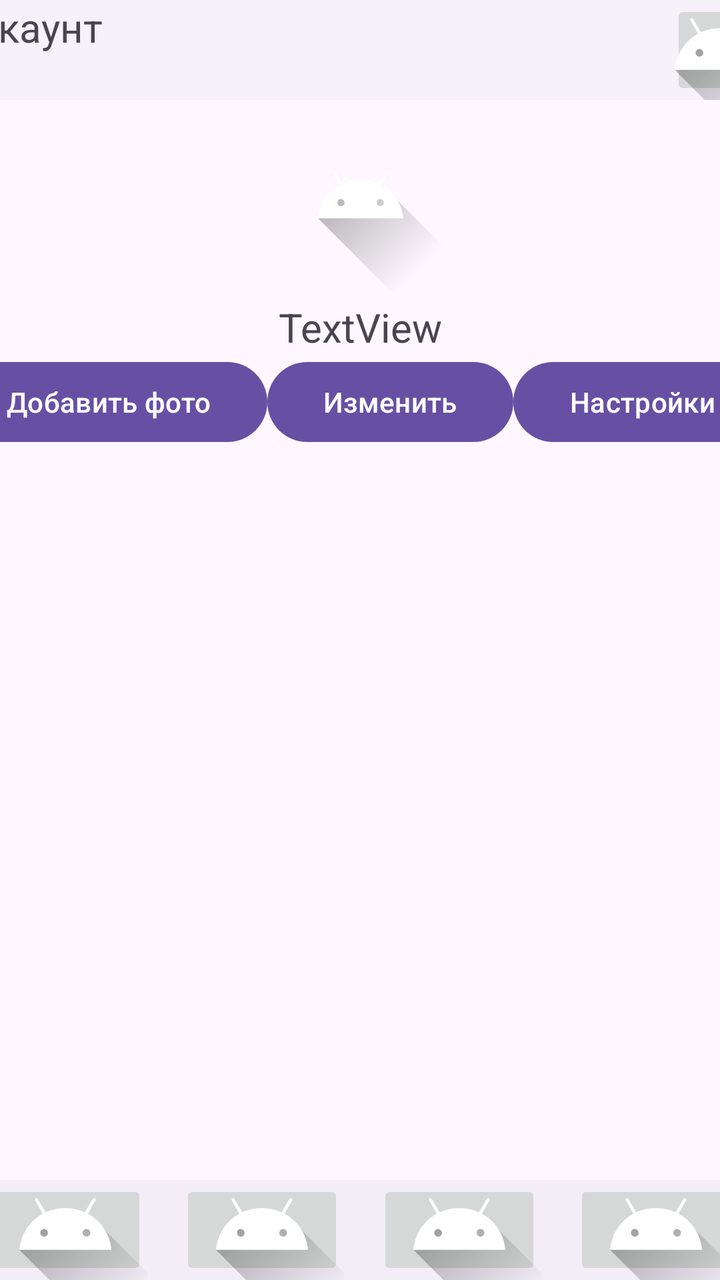
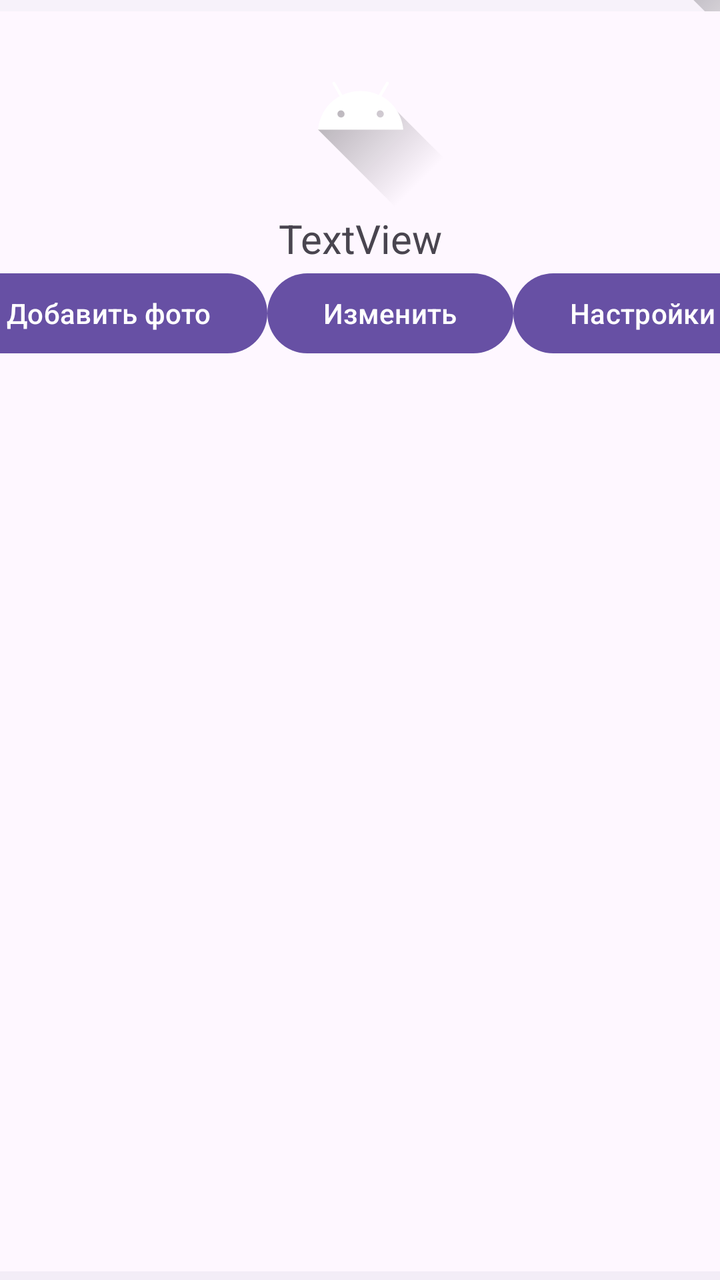

Compare the two renders of this Android layout. The source of the first and the diff that turns it into the second are given below.
<!-- AndroidManifest.xml: application theme Theme.Project1 -->
<!-- res/layout/activity_account_info.xml -->
<?xml version="1.0" encoding="utf-8"?>
<androidx.constraintlayout.widget.ConstraintLayout xmlns:android="http://schemas.android.com/apk/res/android"
    xmlns:app="http://schemas.android.com/apk/res-auto"
    xmlns:tools="http://schemas.android.com/tools"
    android:id="@+id/main"
    android:layout_width="match_parent"
    android:layout_height="match_parent"
    tools:context=".Account_info">

    <ScrollView
        android:id="@+id/scrollView2"
        android:layout_width="410dp"
        android:layout_height="630dp"
        app:layout_constraintEnd_toEndOf="parent"
        app:layout_constraintStart_toStartOf="parent"
        app:layout_constraintTop_toBottomOf="@+id/navigationView">

        <androidx.constraintlayout.widget.ConstraintLayout
            android:layout_width="match_parent"
            android:layout_height="wrap_content">

            <ImageView
                android:id="@+id/imageView3"
                android:layout_width="100dp"
                android:layout_height="100dp"
                app:layout_constraintBottom_toTopOf="@+id/textView8"
                app:layout_constraintEnd_toEndOf="parent"
                app:layout_constraintStart_toStartOf="parent"
                app:layout_constraintTop_toTopOf="parent"
                app:srcCompat="@drawable/ic_launcher_foreground" />

            <TextView
                android:id="@+id/textView8"
                android:layout_width="wrap_content"
                android:layout_height="wrap_content"
                android:text="TextView"
                android:textSize="20sp"
                app:layout_constraintBottom_toTopOf="@+id/linearLayout"
                app:layout_constraintEnd_toEndOf="parent"
                app:layout_constraintStart_toStartOf="parent"
                app:layout_constraintTop_toBottomOf="@+id/imageView3" />

            <LinearLayout
                android:id="@+id/linearLayout"
                android:layout_width="match_parent"
                android:layout_height="match_parent"
                android:orientation="horizontal"
                app:layout_constraintEnd_toEndOf="parent"
                app:layout_constraintHorizontal_bias="0.0"
                app:layout_constraintStart_toStartOf="parent"
                app:layout_constraintTop_toBottomOf="@+id/textView8">

                <Button
                    android:id="@+id/button_photo_add"
                    android:layout_width="wrap_content"
                    android:layout_height="wrap_content"
                    android:layout_weight="1"
                    android:text="Добавить фото" />

                <Button
                    android:id="@+id/button_change"
                    android:layout_width="wrap_content"
                    android:layout_height="wrap_content"
                    android:layout_weight="1"
                    android:text="Изменить" />

                <Button
                    android:id="@+id/button_settings"
                    android:layout_width="wrap_content"
                    android:layout_height="wrap_content"
                    android:layout_weight="1"
                    android:text="Настройки" />
            </LinearLayout>
        </androidx.constraintlayout.widget.ConstraintLayout>
    </ScrollView>

    <com.google.android.material.navigation.NavigationView
        android:id="@+id/navigationView"
        android:layout_width="410dp"
        android:layout_height="50dp"
        app:layout_constraintEnd_toEndOf="parent"
        app:layout_constraintStart_toStartOf="parent"
        app:layout_constraintTop_toTopOf="parent">

        <androidx.constraintlayout.widget.ConstraintLayout
            android:layout_width="match_parent"
            android:layout_height="match_parent">

            <TextView
                android:id="@+id/textView5"
                android:layout_width="wrap_content"
                android:layout_height="50dp"
                android:text="Аккаунт"
                android:textSize="20sp"
                app:layout_constraintBottom_toBottomOf="parent"
                app:layout_constraintStart_toStartOf="parent"
                app:layout_constraintTop_toTopOf="parent" />

            <ImageButton
                android:id="@+id/Button_3points"
                android:layout_width="50dp"
                android:layout_height="wrap_content"
                app:layout_constraintBottom_toBottomOf="parent"
                app:layout_constraintEnd_toEndOf="parent"
                app:layout_constraintTop_toTopOf="parent"
                app:srcCompat="@drawable/ic_launcher_foreground" />
        </androidx.constraintlayout.widget.ConstraintLayout>
    </com.google.android.material.navigation.NavigationView>

    <com.google.android.material.bottomnavigation.BottomNavigationView
        android:id="@+id/bottomNavigationView"
        android:layout_width="410dp"
        android:layout_height="50dp"
        app:layout_constraintBottom_toBottomOf="parent"
        app:layout_constraintEnd_toEndOf="parent"
        app:layout_constraintStart_toStartOf="parent">

        <androidx.constraintlayout.widget.ConstraintLayout
            android:layout_width="match_parent"
            android:layout_height="match_parent">

            <ImageButton
                android:id="@+id/menu_button_osnova"
                android:layout_width="82dp"
                android:layout_height="wrap_content"
                android:onClick="Osnova_Click"
                app:layout_constraintBottom_toBottomOf="parent"
                app:layout_constraintEnd_toStartOf="@+id/menu_button_search"
                app:layout_constraintHorizontal_bias="0.291"
                app:layout_constraintStart_toStartOf="parent"
                app:layout_constraintTop_toTopOf="parent"
                app:layout_constraintVertical_bias="0.0"
                app:srcCompat="@drawable/ic_launcher_foreground" />

            <ImageButton
                android:id="@+id/menu_button_search"
                android:layout_width="82dp"
                android:layout_height="wrap_content"
                android:onClick="Search_Click"
                app:layout_constraintBottom_toBottomOf="parent"
                app:layout_constraintEnd_toStartOf="@+id/button_menu"
                app:layout_constraintStart_toEndOf="@+id/menu_button_osnova"
                app:layout_constraintTop_toTopOf="parent"
                app:layout_constraintVertical_bias="0.0"
                app:srcCompat="@drawable/ic_launcher_foreground" />

            <ImageButton
                android:id="@+id/button_menu"
                android:layout_width="82dp"
                android:layout_height="wrap_content"
                android:onClick="Menu_Click"
                app:layout_constraintBottom_toBottomOf="parent"
                app:layout_constraintEnd_toStartOf="@+id/button_account_info"
                app:layout_constraintStart_toEndOf="@+id/menu_button_search"
                app:layout_constraintTop_toTopOf="parent"
                app:layout_constraintVertical_bias="0.0"
                app:srcCompat="@drawable/ic_launcher_foreground" />

            <ImageButton
                android:id="@+id/button_account_info"
                android:layout_width="82dp"
                android:layout_height="wrap_content"
                app:layout_constraintBottom_toBottomOf="parent"
                app:layout_constraintEnd_toEndOf="parent"
                app:layout_constraintStart_toEndOf="@+id/button_menu"
                app:layout_constraintTop_toTopOf="parent"
                app:layout_constraintVertical_bias="1.0"
                app:srcCompat="@drawable/ic_launcher_foreground" />
        </androidx.constraintlayout.widget.ConstraintLayout>
    </com.google.android.material.bottomnavigation.BottomNavigationView>

</androidx.constraintlayout.widget.ConstraintLayout>
<!-- resources referenced by this layout -->
<resources>
  <!-- drawable ic_launcher_foreground (drawable) -->
  <vector xmlns:android="http://schemas.android.com/apk/res/android"
      xmlns:aapt="http://schemas.android.com/aapt"
      android:width="108dp"
      android:height="108dp"
      android:viewportWidth="108"
      android:viewportHeight="108">
      <path android:pathData="M31,63.928c0,0 6.4,-11 12.1,-13.1c7.2,-2.6 26,-1.4 26,-1.4l38.1,38.1L107,108.928l-32,-1L31,63.928z">
          <aapt:attr name="android:fillColor">
              <gradient
                  android:endX="85.84757"
                  android:endY="92.4963"
                  android:startX="42.9492"
                  android:startY="49.59793"
                  android:type="linear">
                  <item
                      android:color="#44000000"
                      android:offset="0.0" />
                  <item
                      android:color="#00000000"
                      android:offset="1.0" />
              </gradient>
          </aapt:attr>
      </path>
      <path
          android:fillColor="#FFFFFF"
          android:fillType="nonZero"
          android:pathData="M65.3,45.828l3.8,-6.6c0.2,-0.4 0.1,-0.9 -0.3,-1.1c-0.4,-0.2 -0.9,-0.1 -1.1,0.3l-3.9,6.7c-6.3,-2.8 -13.4,-2.8 -19.7,0l-3.9,-6.7c-0.2,-0.4 -0.7,-0.5 -1.1,-0.3C38.8,38.328 38.7,38.828 38.9,39.228l3.8,6.6C36.2,49.428 31.7,56.028 31,63.928h46C76.3,56.028 71.8,49.428 65.3,45.828zM43.4,57.328c-0.8,0 -1.5,-0.5 -1.8,-1.2c-0.3,-0.7 -0.1,-1.5 0.4,-2.1c0.5,-0.5 1.4,-0.7 2.1,-0.4c0.7,0.3 1.2,1 1.2,1.8C45.3,56.528 44.5,57.328 43.4,57.328L43.4,57.328zM64.6,57.328c-0.8,0 -1.5,-0.5 -1.8,-1.2s-0.1,-1.5 0.4,-2.1c0.5,-0.5 1.4,-0.7 2.1,-0.4c0.7,0.3 1.2,1 1.2,1.8C66.5,56.528 65.6,57.328 64.6,57.328L64.6,57.328z"
          android:strokeWidth="1"
          android:strokeColor="#00000000" />
  </vector>
  <style name="Theme.Project1" parent="Base.Theme.Project1" />
  <style name="Base.Theme.Project1" parent="Theme.Material3.DayNight.NoActionBar">
          
          
      </style>
</resources>

<!-- the commit's change to res/layout/activity_account_info.xml (unified diff, before → after) -->
@@ -11,6 +11,9 @@
         android:id="@+id/scrollView2"
         android:layout_width="410dp"
         android:layout_height="630dp"
+        android:layout_marginStart="20dp"
+        android:layout_marginEnd="20dp"
+        app:layout_constraintBottom_toTopOf="@+id/AI_ButtomNav"
         app:layout_constraintEnd_toEndOf="parent"
         app:layout_constraintStart_toStartOf="parent"
         app:layout_constraintTop_toBottomOf="@+id/navigationView">
@@ -78,6 +81,9 @@
         android:id="@+id/navigationView"
         android:layout_width="410dp"
         android:layout_height="50dp"
+        android:layout_marginStart="20dp"
+        android:layout_marginEnd="20dp"
+        app:layout_constraintBottom_toTopOf="@+id/scrollView2"
         app:layout_constraintEnd_toEndOf="parent"
         app:layout_constraintStart_toStartOf="parent"
         app:layout_constraintTop_toTopOf="parent">
@@ -108,63 +114,57 @@
     </com.google.android.material.navigation.NavigationView>
 
     <com.google.android.material.bottomnavigation.BottomNavigationView
-        android:id="@+id/bottomNavigationView"
-        android:layout_width="410dp"
-        android:layout_height="50dp"
+        android:id="@+id/AI_ButtomNav"
+        android:layout_width="409dp"
+        android:layout_height="49dp"
         app:layout_constraintBottom_toBottomOf="parent"
         app:layout_constraintEnd_toEndOf="parent"
-        app:layout_constraintStart_toStartOf="parent">
+        app:layout_constraintHorizontal_bias="1.0"
+        app:layout_constraintStart_toStartOf="parent"
+        app:layout_constraintTop_toBottomOf="@+id/scrollView2">
 
         <androidx.constraintlayout.widget.ConstraintLayout
             android:layout_width="match_parent"
             android:layout_height="match_parent">
 
             <ImageButton
-                android:id="@+id/menu_button_osnova"
+                android:id="@+id/Menu_Search_Button"
                 android:layout_width="82dp"
                 android:layout_height="wrap_content"
-                android:onClick="Osnova_Click"
                 app:layout_constraintBottom_toBottomOf="parent"
-                app:layout_constraintEnd_toStartOf="@+id/menu_button_search"
-                app:layout_constraintHorizontal_bias="0.291"
-                app:layout_constraintStart_toStartOf="parent"
+                app:layout_constraintEnd_toStartOf="@+id/AI_Menu_Button"
+                app:layout_constraintStart_toEndOf="@+id/AI_osnova_Button"
                 app:layout_constraintTop_toTopOf="parent"
-                app:layout_constraintVertical_bias="0.0"
                 app:srcCompat="@drawable/ic_launcher_foreground" />
 
             <ImageButton
-                android:id="@+id/menu_button_search"
+                android:id="@+id/AI_Menu_Button"
                 android:layout_width="82dp"
                 android:layout_height="wrap_content"
-                android:onClick="Search_Click"
                 app:layout_constraintBottom_toBottomOf="parent"
-                app:layout_constraintEnd_toStartOf="@+id/button_menu"
-                app:layout_constraintStart_toEndOf="@+id/menu_button_osnova"
+                app:layout_constraintEnd_toStartOf="@+id/AI_AI_Button"
+                app:layout_constraintStart_toEndOf="@+id/Menu_Search_Button"
                 app:layout_constraintTop_toTopOf="parent"
-                app:layout_constraintVertical_bias="0.0"
                 app:srcCompat="@drawable/ic_launcher_foreground" />
 
             <ImageButton
-                android:id="@+id/button_menu"
-                android:layout_width="82dp"
-                android:layout_height="wrap_content"
-                android:onClick="Menu_Click"
-                app:layout_constraintBottom_toBottomOf="parent"
-                app:layout_constraintEnd_toStartOf="@+id/button_account_info"
-                app:layout_constraintStart_toEndOf="@+id/menu_button_search"
-                app:layout_constraintTop_toTopOf="parent"
-                app:layout_constraintVertical_bias="0.0"
-                app:srcCompat="@drawable/ic_launcher_foreground" />
-
-            <ImageButton
-                android:id="@+id/button_account_info"
+                android:id="@+id/AI_AI_Button"
                 android:layout_width="82dp"
                 android:layout_height="wrap_content"
                 app:layout_constraintBottom_toBottomOf="parent"
                 app:layout_constraintEnd_toEndOf="parent"
-                app:layout_constraintStart_toEndOf="@+id/button_menu"
+                app:layout_constraintStart_toEndOf="@+id/AI_Menu_Button"
                 app:layout_constraintTop_toTopOf="parent"
-                app:layout_constraintVertical_bias="1.0"
+                app:srcCompat="@drawable/ic_launcher_foreground" />
+
+            <ImageButton
+                android:id="@+id/AI_osnova_Button"
+                android:layout_width="82dp"
+                android:layout_height="wrap_content"
+                app:layout_constraintBottom_toBottomOf="parent"
+                app:layout_constraintEnd_toStartOf="@+id/Menu_Search_Button"
+                app:layout_constraintStart_toStartOf="parent"
+                app:layout_constraintTop_toTopOf="parent"
                 app:srcCompat="@drawable/ic_launcher_foreground" />
         </androidx.constraintlayout.widget.ConstraintLayout>
     </com.google.android.material.bottomnavigation.BottomNavigationView>
